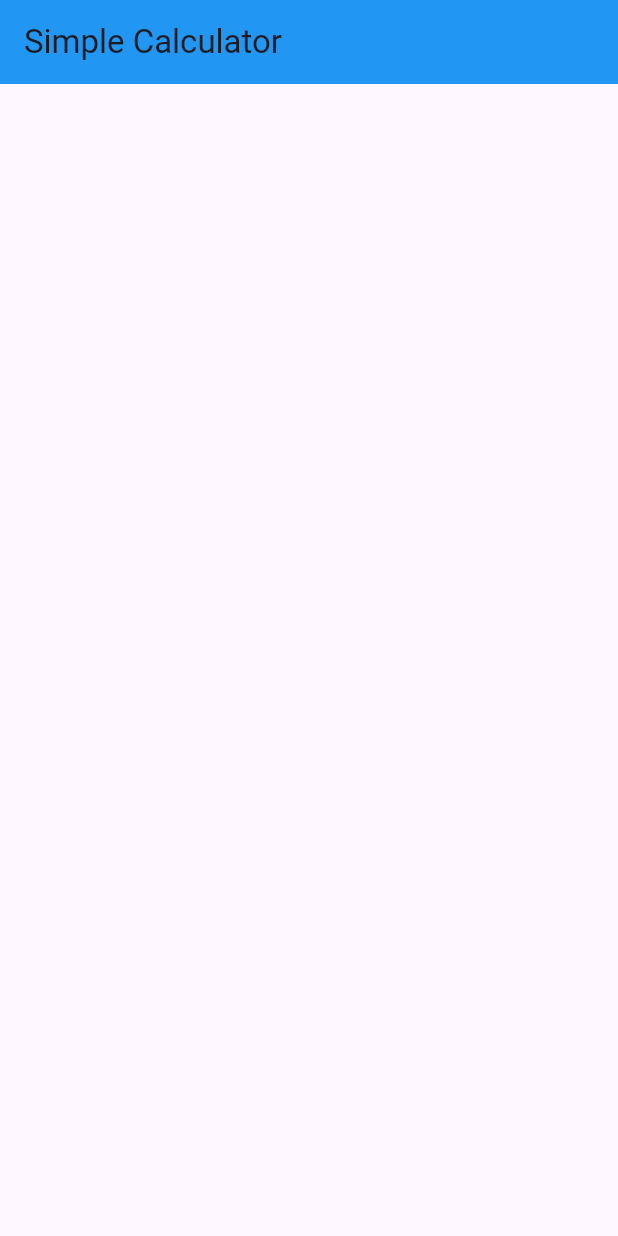
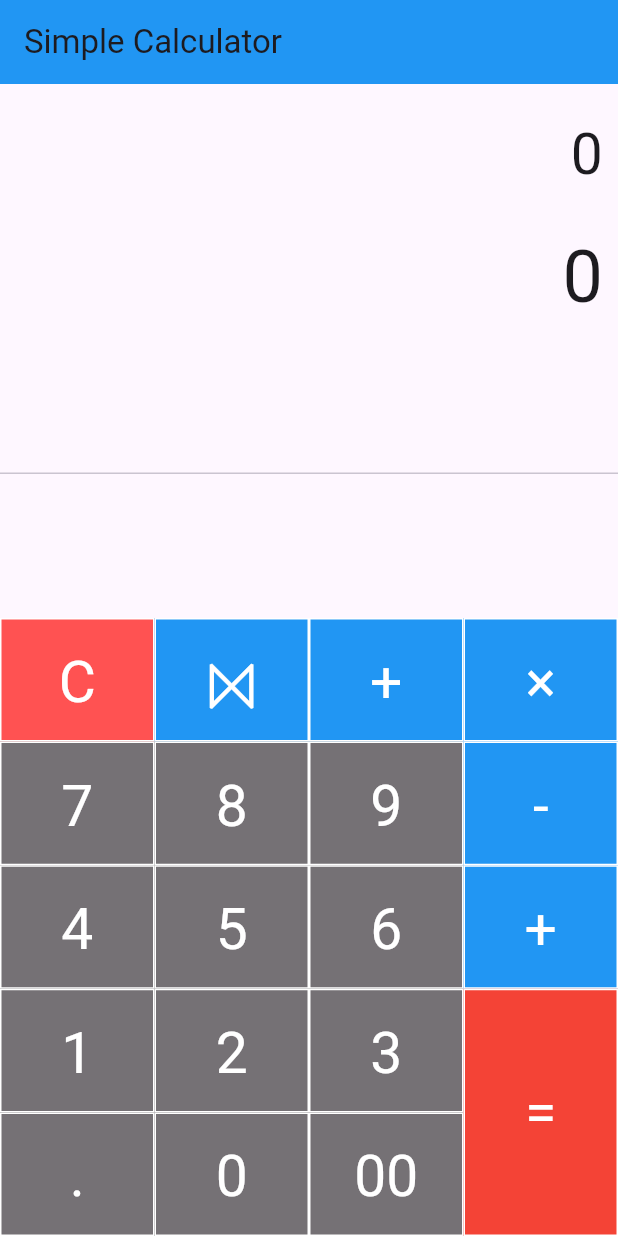
Before and after one commit to afsana20029/my_flutter_work, a Flutter app: the screen it shows after launch, on a phone screen of 412 x 824 dp. Run offline on Flutter 3.47's test engine with Material 3 defaults, Android fonts, the phone set to English and light mode, and no system bars; our stand-ins replace math_expressions.

Commit message:
update calculator

```diff
--- a/lib/simple_calculator.dart
+++ b/lib/simple_calculator.dart
@@ -1,4 +1,5 @@
 import 'package:flutter/material.dart';
+import 'package:math_expressions/math_expressions.dart';
 
 class SimpleCalculator extends StatefulWidget {
   const SimpleCalculator({super.key});
@@ -8,17 +9,154 @@ class SimpleCalculator extends StatefulWidget {
 }
 
 class _SimpleCalculatorState extends State<SimpleCalculator> {
+  String equation = '0';
+  String result = "0";
+  String expression = "";
+  double equationFontSize = 38.0;
+  double resultFontSize = 48.0;
 
+  buttonPressed(String buttonText) {
+    setState(() {
+      if (buttonText == 'C') {
+        equation = '0';
+        result = '0';
+      } else if (buttonText == '⨝') {
+        equation = equation.substring(0, equation.length - 1);
+        if (equation == '') {
+          equation = '0';
+        }
+      } else if (buttonText == '=') {
+        expression = equation;
+        expression = expression.replaceAll('×', '*');
+        expression = expression.replaceAll('÷','/');
+        try {
+          Parser p= new Parser();
+          Expression exp = p.parse(expression);
+          ContextModel cm = ContextModel();
+          result = '${exp.evaluate(EvaluationType.REAL,cm)}';
+        } catch (e) {
+          result = 'Error';
+        }
+      } else {
+        if (equation == '0') {
+          equation = buttonText;
+        } else {
+          equation = equation + buttonText;
+        }
+      }
+    });
+  }
+
+  Widget BuildButton(
+      String buttonText, double buttonWeight, Color buttonColor) {
+    return Container(
+      height: MediaQuery.of(context).size.height * 0.1 * buttonWeight,
+      color: buttonColor,
+      child: TextButton(
+        style: TextButton.styleFrom(
+          shape: RoundedRectangleBorder(
+              borderRadius: BorderRadius.circular(0),
+              side: const BorderSide(
+                color: Colors.white,
+                width: 1,
+                style: BorderStyle.solid,
+              )),
+          padding: EdgeInsets.all(16),
+        ),
+        onPressed: () => buttonPressed(buttonText),
+        child: Text(
+          buttonText,
+          style: const TextStyle(
+              fontSize: 38.0,
+              fontWeight: FontWeight.normal,
+              color: Colors.white),
+        ),
+      ),
+    );
+  }
 
   @override
   Widget build(BuildContext context) {
     return Scaffold(
       appBar: AppBar(
-        title: Text('Simple Calculator'),
+        title: const Text('Simple Calculator'),
         backgroundColor: Colors.blue,
       ),
       body: Column(
-
+        children: [
+          Container(
+            alignment: Alignment.centerRight,
+            padding: const EdgeInsets.fromLTRB(10, 20, 10, 0),
+            child: Text(
+              equation,
+              style: TextStyle(fontSize: equationFontSize),
+            ),
+          ),
+          Container(
+            alignment: Alignment.centerRight,
+            padding: const EdgeInsets.fromLTRB(10, 20, 10, 0),
+            child: Text(
+              result,
+              style: TextStyle(fontSize: resultFontSize),
+            ),
+          ),
+          const Expanded(child: Divider()),
+          Row(
+            mainAxisAlignment: MainAxisAlignment.center,
+            children: [
+              Container(
+                  width: MediaQuery.of(context).size.width * .75,
+                  child: Table(
+                    children: [
+                      TableRow(children: [
+                        BuildButton('C', 1, Colors.redAccent),
+                        BuildButton('⨝', 1, Colors.blue),
+                        BuildButton('+', 1, Colors.blue),
+                      ]),
+                      TableRow(children: [
+                        BuildButton('7', 1, Colors.black54),
+                        BuildButton('8', 1, Colors.black54),
+                        BuildButton('9', 1, Colors.black54),
+                      ]),
+                      TableRow(children: [
+                        BuildButton('4', 1, Colors.black54),
+                        BuildButton('5', 1, Colors.black54),
+                        BuildButton('6', 1, Colors.black54),
+                      ]),
+                      TableRow(children: [
+                        BuildButton('1', 1, Colors.black54),
+                        BuildButton('2', 1, Colors.black54),
+                        BuildButton('3', 1, Colors.black54),
+                      ]),
+                      TableRow(children: [
+                        BuildButton('.', 1, Colors.black54),
+                        BuildButton('0', 1, Colors.black54),
+                        BuildButton('00', 1, Colors.black54),
+                      ]),
+                    ],
+                  )),
+              Container(
+                width: MediaQuery.of(context).size.width * 0.25,
+                child: Table(
+                  children: [
+                    TableRow(children: [
+                      BuildButton('×', 1, Colors.blue),
+                    ]),
+                    TableRow(children: [
+                      BuildButton('-', 1, Colors.blue),
+                    ]),
+                    TableRow(children: [
+                      BuildButton('+', 1, Colors.blue),
+                    ]),
+                    TableRow(children: [
+                      BuildButton('=', 2, Colors.red),
+                    ]),
+                  ],
+                ),
+              )
+            ],
+          )
+        ],
       ),
     );
   }
```
